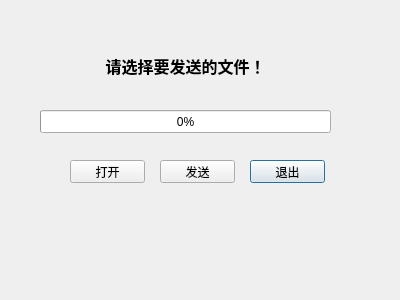
Qt form tcpserver.ui (qiqiding/mychat) before a commit.
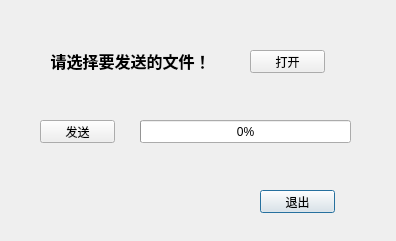
The same form after that commit.

```diff
--- a/tcpserver.ui
+++ b/tcpserver.ui
@@ -6,8 +6,8 @@
    <rect>
     <x>0</x>
     <y>0</y>
-    <width>400</width>
-    <height>300</height>
+    <width>396</width>
+    <height>241</height>
    </rect>
   </property>
   <property name="windowTitle">
@@ -18,8 +18,8 @@
     <rect>
      <x>20</x>
      <y>30</y>
-     <width>331</width>
-     <height>71</height>
+     <width>221</width>
+     <height>61</height>
     </rect>
    </property>
    <property name="font">
@@ -40,8 +40,8 @@
   <widget class="QPushButton" name="serverCloseBtn">
    <property name="geometry">
     <rect>
-     <x>250</x>
-     <y>160</y>
+     <x>260</x>
+     <y>190</y>
      <width>75</width>
      <height>23</height>
     </rect>
@@ -53,8 +53,8 @@
   <widget class="QPushButton" name="serverOpenBtn">
    <property name="geometry">
     <rect>
-     <x>70</x>
-     <y>160</y>
+     <x>250</x>
+     <y>50</y>
      <width>75</width>
      <height>23</height>
     </rect>
@@ -66,9 +66,9 @@
   <widget class="QProgressBar" name="progressBar">
    <property name="geometry">
     <rect>
-     <x>40</x>
-     <y>110</y>
-     <width>291</width>
+     <x>140</x>
+     <y>120</y>
+     <width>211</width>
      <height>23</height>
     </rect>
    </property>
@@ -79,8 +79,8 @@
   <widget class="QPushButton" name="serverSendBtn">
    <property name="geometry">
     <rect>
-     <x>160</x>
-     <y>160</y>
+     <x>40</x>
+     <y>120</y>
      <width>75</width>
      <height>23</height>
     </rect>
```
